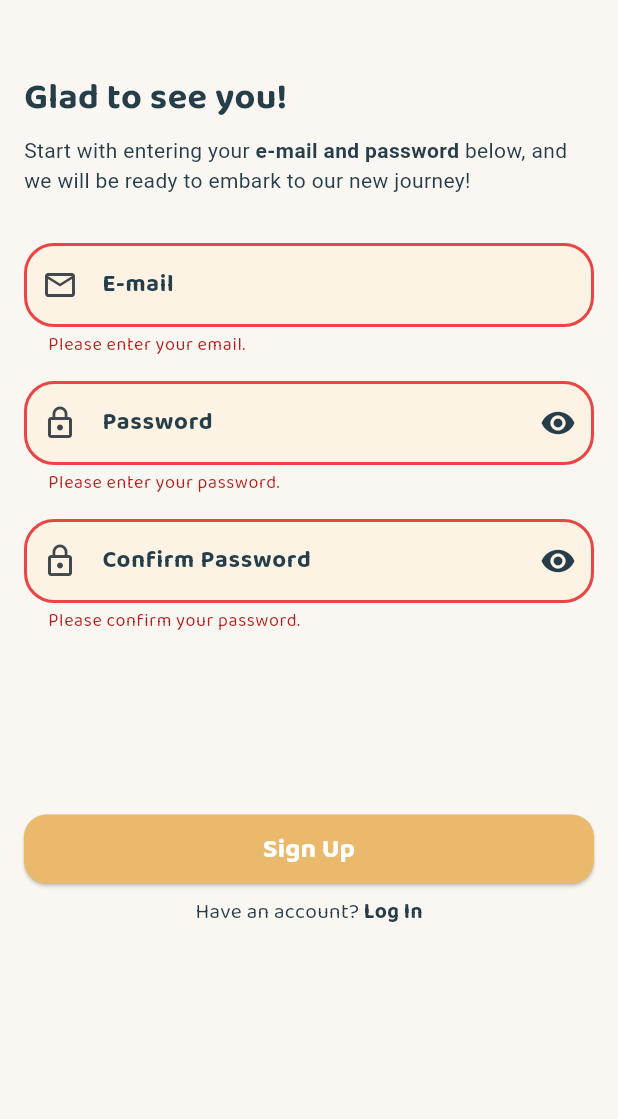
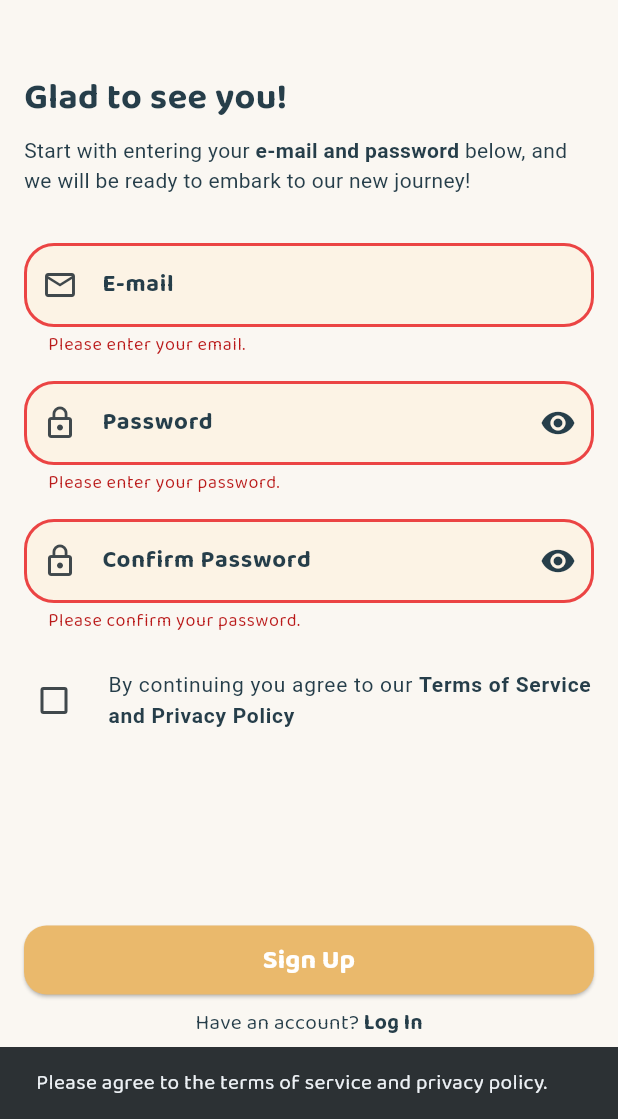
Before and after one commit to ayukrisn/tugas_progmob_1, a Flutter app: the SignupPage screen opened directly, after a tap on "Sign Up", on a phone screen of 412 x 824 dp, the part 117-1236 px from its top. Run offline on Flutter 3.47's test engine with Material 3 defaults, Android fonts, the light colour scheme and no system bars; our stand-ins replace google_fonts.

Commit message:
adding agree checklist

```diff
--- a/lib/signup_page.dart
+++ b/lib/signup_page.dart
@@ -18,6 +18,7 @@ class _SignupPageState extends State<SignupPage> {
   TextEditingController _confirmPasswordController = TextEditingController();
 
   bool _passwordVisible = true;
+  bool _agreeToTerms = false;
 
   @override
   void dispose() {
@@ -81,7 +82,8 @@ class _SignupPageState extends State<SignupPage> {
                   TextFormField(
                     controller: _emailController,
                     validator: (_emailController) {
-                      if (_emailController == null || _emailController.isEmpty) {
+                      if (_emailController == null ||
+                          _emailController.isEmpty) {
                         return 'Please enter your email.';
                       }
                       if (!RegExp(r'\b[A-Z0-9._%+-]+@[A-Z0-9.-]+\.[A-Z]{2,}\b',
@@ -102,7 +104,8 @@ class _SignupPageState extends State<SignupPage> {
                     controller: _passwordController,
                     obscureText: !_passwordVisible,
                     validator: (_passwordController) {
-                      if (_passwordController == null || _passwordController.isEmpty) {
+                      if (_passwordController == null ||
+                          _passwordController.isEmpty) {
                         return 'Please enter your password.';
                       }
                       return null;
@@ -129,11 +132,13 @@ class _SignupPageState extends State<SignupPage> {
                   TextFormField(
                     controller: _confirmPasswordController,
                     obscureText: !_passwordVisible,
-                    validator: ( _confirmPasswordController) {
-                      if ( _confirmPasswordController == null ||  _confirmPasswordController.isEmpty) {
+                    validator: (_confirmPasswordController) {
+                      if (_confirmPasswordController == null ||
+                          _confirmPasswordController.isEmpty) {
                         return 'Please confirm your password.';
                       }
-                      if ( _confirmPasswordController != _passwordController.text) {
+                      if (_confirmPasswordController !=
+                          _passwordController.text) {
                         return "Passwords don't match";
                       }
                       return null;
@@ -156,18 +161,59 @@ class _SignupPageState extends State<SignupPage> {
                           }),
                     ),
                   ),
+                  const SizedBox(height: 16),
+                  CheckboxListTile(
+                    contentPadding: EdgeInsets.zero,
+                    title: const Padding(
+                      padding: const EdgeInsets.symmetric(horizontal: 0),
+                      child: Text.rich(
+                        TextSpan(
+                          children: <TextSpan>[
+                            TextSpan(
+                              text: 'By continuing you agree to our ',
+                              style: TextStyle(
+                                  fontSize: 14, color: Color(0xFF263E4A)),
+                            ),
+                            TextSpan(
+                              text: 'Terms of Service and Privacy Policy',
+                              style: TextStyle(
+                                fontSize: 14,
+                                color: Color(0xFF263E4A),
+                                fontWeight: FontWeight.bold,
+                              ),
+                            ),
+                          ],
+                        ),
+                      ),
+                    ),
+                    controlAffinity: ListTileControlAffinity.leading,
+                    value: _agreeToTerms,
+                    onChanged: (newValue) {
+                      setState(() {
+                        _agreeToTerms = newValue ?? false;
+                      });
+                    },
+                  ),
                   const SizedBox(height: 120),
                   Row(
                     children: [
                       Expanded(
                         child: ElevatedButton(
                           onPressed: () {
-                            if (_formKey.currentState!.validate()) {
-                              // Perform sign up action here
+                            if (_formKey.currentState!.validate() &&
+                                _agreeToTerms) {
+                              _formKey.currentState?.save();
                               Navigator.push(
                                 context,
                                 MaterialPageRoute(
                                     builder: (context) => SignupPage2()),
+                              );
+                            } else if (!_agreeToTerms) {
+                              ScaffoldMessenger.of(context).showSnackBar(
+                                SnackBar(
+                                  content: Text(
+                                      'Please agree to the terms of service and privacy policy.'),
+                                ),
                               );
                             }
                           },
```
